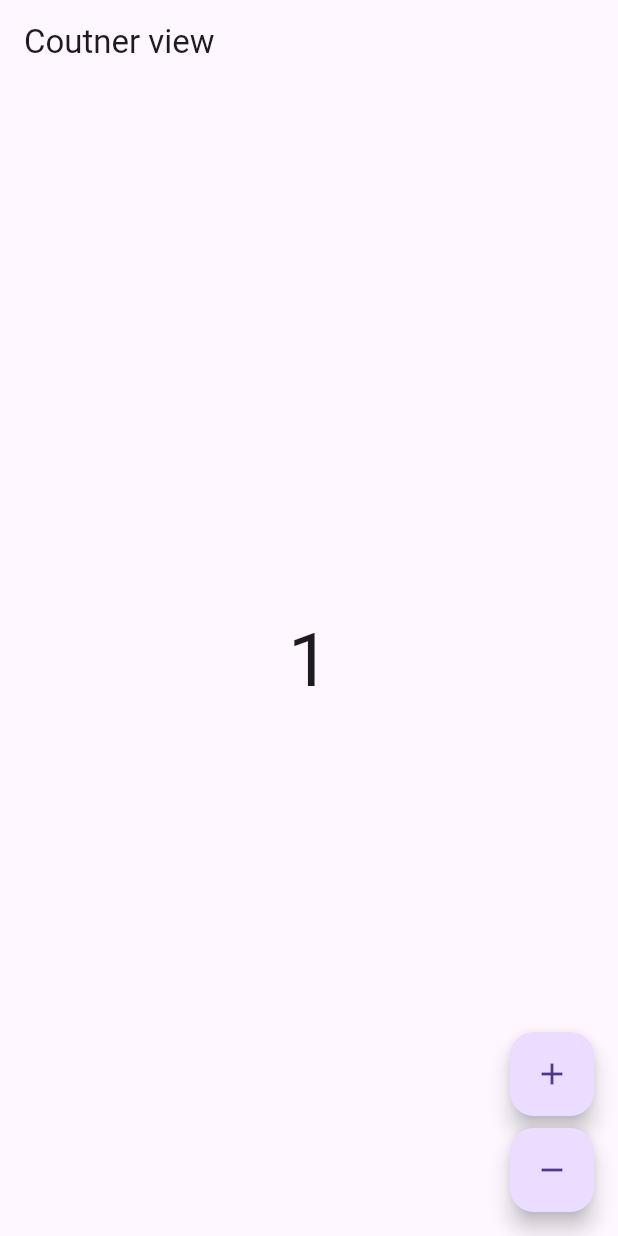
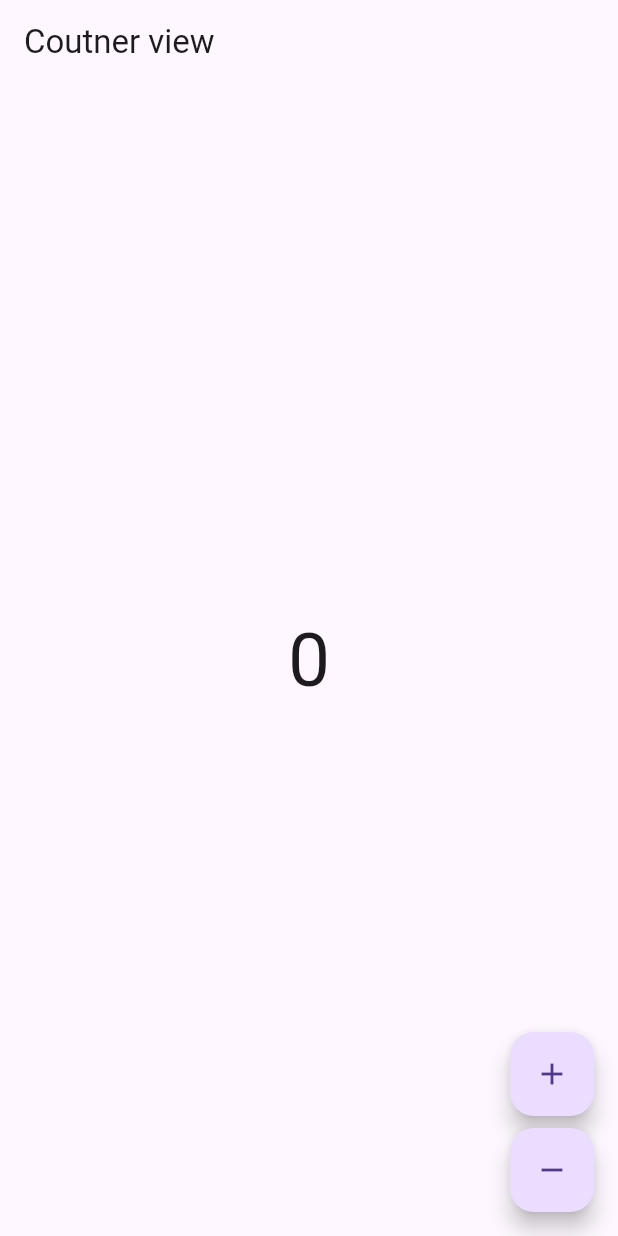
Before and after one commit to kiranrana8973/riverpod_for_class_31B, a Flutter app: the screen it shows after launch, after a tap on the "add" icon, after a tap on the "remove" icon, on a phone screen of 412 x 824 dp. Run offline on Flutter 3.47's test engine with Material 3 defaults, Android fonts, the light colour scheme and no system bars; our stand-ins replace flutter_riverpod.

Commit message:
Added state notifier

```diff
--- a/lib/view/counter_view.dart
+++ b/lib/view/counter_view.dart
@@ -1,5 +1,6 @@
 import 'package:flutter/material.dart';
 import 'package:flutter_riverpod/flutter_riverpod.dart';
+import 'package:riverpod_for_class/view_model/counter_view_model.dart';
 
 // 1. Provider -> Jasle state lai provide garne
 // 2. Consumer -> Jasle state lai consumer garne
@@ -11,16 +12,12 @@ final appBarTitleProvider = Provider<String>((ref) {
   return "Coutner view";
 });
 
-// 2. create a counter provider
-final counterProvider = StateProvider<int>((ref) {
-  return 1;
-});
-
 class CounterView extends ConsumerWidget {
   const CounterView({super.key});
 
   @override
   Widget build(BuildContext context, WidgetRef ref) {
+    final value = ref.watch(counterViewModelProvider);
     return Scaffold(
       appBar: AppBar(
         title: Text(
@@ -29,7 +26,7 @@ class CounterView extends ConsumerWidget {
       ),
       body: Center(
         child: Text(
-          ref.watch(counterProvider).toString(),
+          value.toString(),
           style: const TextStyle(
             fontSize: 50,
           ),
@@ -40,15 +37,14 @@ class CounterView extends ConsumerWidget {
         children: [
           FloatingActionButton(
             onPressed: () {
-              ref.read(counterProvider.notifier).state++;
+              ref.read(counterViewModelProvider.notifier).increment();
             },
             child: const Icon(Icons.add),
           ),
           const SizedBox(height: 8),
           FloatingActionButton(
             onPressed: () {
-              if (ref.read(counterProvider.notifier).state == -2) return;
-              ref.read(counterProvider.notifier).state--;
+              ref.read(counterViewModelProvider.notifier).decrement();
             },
             child: const Icon(Icons.remove),
           ),
--- /dev/null
+++ b/lib/view_model/counter_view_model.dart
@@ -0,0 +1,24 @@
+import 'package:flutter_riverpod/flutter_riverpod.dart';
+
+//Provider
+final counterViewModelProvider =
+    StateNotifierProvider<CounterViewModel, int>((ref) {
+  return CounterViewModel();
+});
+
+// View Model -> Business logic
+
+class CounterViewModel extends StateNotifier<int> {
+  CounterViewModel() : super(0);
+
+  // increment
+  void increment() {
+    state = state + 1;
+  }
+
+  //decrement
+  void decrement() {
+    if (state == 0) return;
+    state = state - 1;
+  }
+}
```
